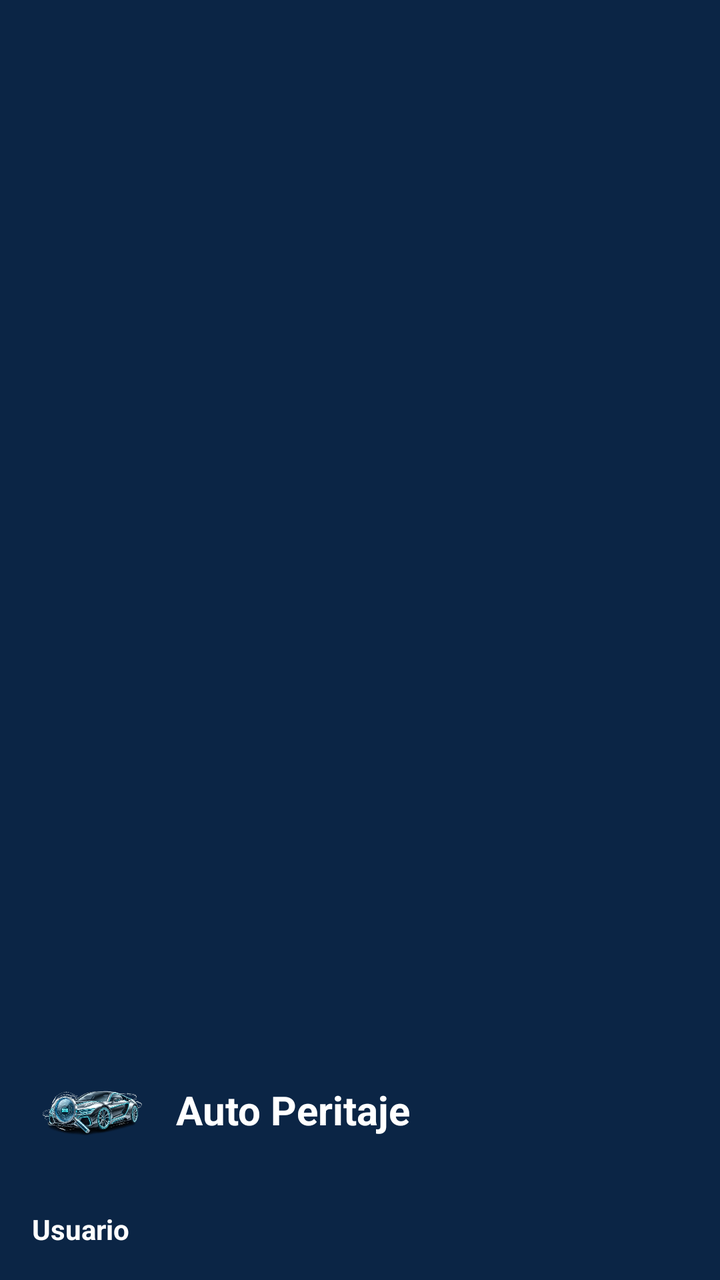
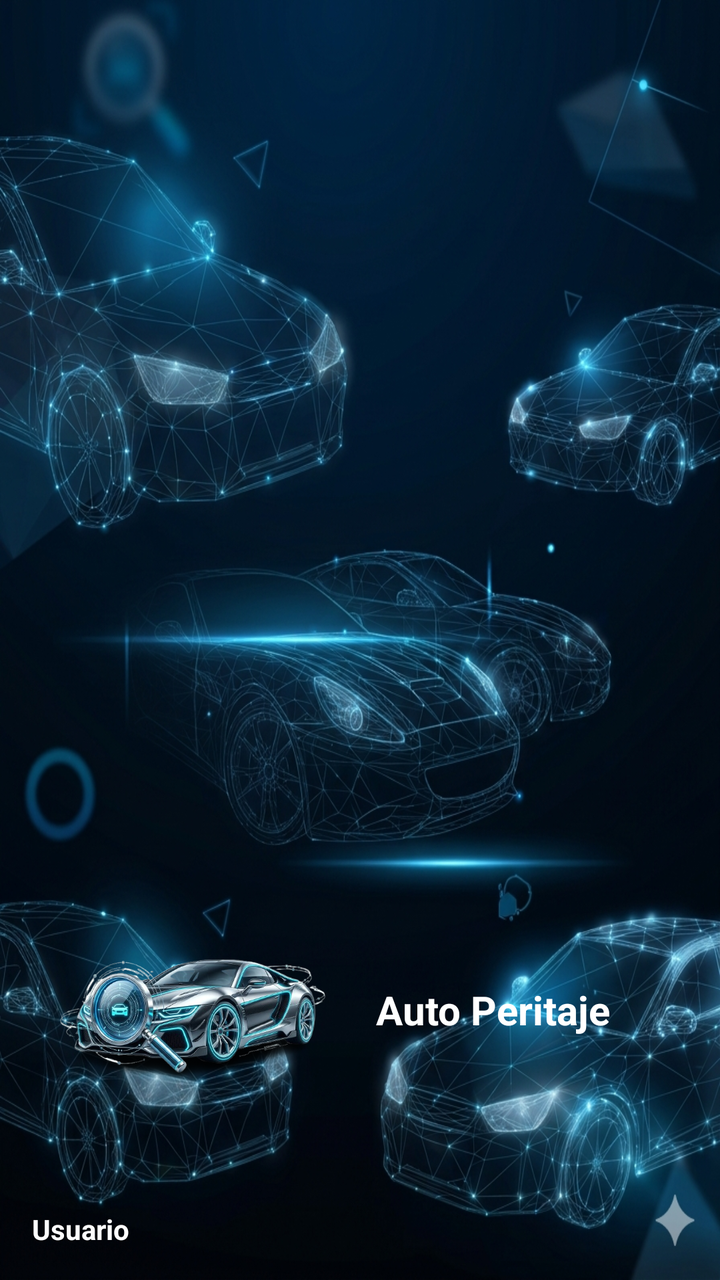

An Android layout rendered at two revisions. The XML below is the earlier revision; the diff shows what the commit changed to produce the second picture.
<!-- AndroidManifest.xml: application theme Theme.Enpartesapp -->
<!-- res/layout/nav_header_main.xml -->
<?xml version="1.0" encoding="utf-8"?>
<LinearLayout xmlns:android="http://schemas.android.com/apk/res/android"
    xmlns:app="http://schemas.android.com/apk/res-auto"
    android:layout_width="match_parent"
    android:layout_height="@dimen/nav_header_height"
    android:background="#0B2545"
    android:gravity="bottom"
    android:orientation="vertical"
    android:paddingLeft="@dimen/activity_horizontal_margin"
    android:paddingTop="@dimen/activity_vertical_margin"
    android:paddingRight="@dimen/activity_horizontal_margin"
    android:paddingBottom="@dimen/activity_vertical_margin"
    android:id="@+id/navigation_header_lateral_bar">

    <LinearLayout
        android:layout_width="match_parent"
        android:layout_height="wrap_content"
        android:orientation="horizontal"
        android:gravity="center_vertical"
        android:layout_marginBottom="12dp">

        <ImageView
            android:id="@+id/imageView"
            android:layout_width="60dp"
            android:layout_height="60dp"
            android:scaleType="fitCenter"
            android:contentDescription="@string/nav_header_desc"
            app:srcCompat="@drawable/logo_autoperitaje_efecto_3d" />

        <TextView
            android:id="@+id/tv_header_title"
            android:layout_width="wrap_content"
            android:layout_height="wrap_content"
            android:layout_marginStart="12dp"
            android:text="@string/auto_peritaje"
            android:textColor="@color/colorBlanco"
            android:textSize="20sp"
            android:textStyle="bold" />
    </LinearLayout>

    <LinearLayout
        android:layout_width="match_parent"
        android:layout_height="wrap_content"
        android:orientation="horizontal"
        android:paddingTop="@dimen/nav_header_vertical_spacing">

        <TextView
            android:id="@+id/titulousuario"
            android:layout_width="wrap_content"
            android:layout_height="wrap_content"
            android:text="@string/nav_header_title"
            android:textAppearance="@style/TextAppearance.AppCompat.Body1"
            android:textColor="@color/colorBlanco"
            android:textStyle="bold" />

        <TextView
            android:id="@+id/username"
            android:layout_width="wrap_content"
            android:layout_height="wrap_content"
            android:layout_marginStart="8dp"
            android:textAppearance="@style/TextAppearance.AppCompat.Body1"
            android:textColor="@color/colorBlanco"
            android:textStyle="bold" />
    </LinearLayout>

    <TextView
        android:id="@+id/subtitle"
        android:layout_width="wrap_content"
        android:layout_height="wrap_content"
        android:text="@string/nav_header_subtitle"
        android:textColor="#E2E8F0"
        android:visibility="gone"/>
</LinearLayout>
<!-- resources referenced by this layout -->
<resources>
  <color name="colorBlanco">#FFFFFF</color>
  <dimen name="activity_horizontal_margin">16dp</dimen>
  <dimen name="activity_vertical_margin">16dp</dimen>
  <dimen name="nav_header_height">176dp</dimen>
  <dimen name="nav_header_vertical_spacing">8dp</dimen>
  <!-- drawable logo_autoperitaje_efecto_3d: png bitmap (drawable, 259631 bytes) -->
  <string name="auto_peritaje">Auto Peritaje</string>
  <string name="nav_header_desc">Navigation header</string>
  <string name="nav_header_subtitle">laenpartes@gmail.com</string>
  <string name="nav_header_title">Usuario</string>
  <style name="Theme.Enpartesapp" parent="Theme.MaterialComponents.DayNight.DarkActionBar">
          
          <item name="colorPrimary">@color/purple_500</item>
          <item name="colorPrimaryVariant">@color/purple_700</item>
          
          <item name="colorSecondary">@color/teal_200</item>
          <item name="colorSecondaryVariant">@color/teal_700</item>
          
          <item name="android:statusBarColor">?attr/colorPrimaryVariant</item>
          
          <item name="android:textColor">@color/my_high_contrast_text_color</item>
          <item name="colorSurface">@color/my_high_contrast_background_color</item>
          <item name="editTextColor">@color/my_high_contrast_text_color</item>
          <item name="colorControlNormal">@color/my_high_contrast_text_color</item>
          <item name="colorControlActivated">@color/my_high_contrast_text_color</item>
          <item name="colorControlHighlight">@color/my_high_contrast_text_color</item>
          <item name="colorOnPrimary">@color/my_high_contrast_text_color</item>
          <item name="colorOnSecondary">@color/my_high_contrast_text_color</item>
      </style>
  <color name="purple_500">#FF6200EE</color>
  <color name="purple_700">#FF3700B3</color>
  <color name="teal_200">#FF03DAC5</color>
  <color name="teal_700">#FF018786</color>
  <color name="my_high_contrast_text_color">#FF000000</color>
  <color name="my_high_contrast_background_color">#FFFFFFFF</color>
</resources>

<!-- the commit's change to res/layout/nav_header_main.xml (unified diff, before → after) -->
@@ -3,7 +3,7 @@
     xmlns:app="http://schemas.android.com/apk/res-auto"
     android:layout_width="match_parent"
     android:layout_height="@dimen/nav_header_height"
-    android:background="#0B2545"
+    android:background="@drawable/fondo_app_reporte_dannos"
     android:gravity="bottom"
     android:orientation="vertical"
     android:paddingLeft="@dimen/activity_horizontal_margin"
@@ -21,10 +21,10 @@
 
         <ImageView
             android:id="@+id/imageView"
-            android:layout_width="60dp"
-            android:layout_height="60dp"
+            android:layout_width="160dp"
+            android:layout_height="160dp"
+            android:contentDescription="@string/nav_header_desc"
             android:scaleType="fitCenter"
-            android:contentDescription="@string/nav_header_desc"
             app:srcCompat="@drawable/logo_autoperitaje_efecto_3d" />
 
         <TextView
<!-- resource entries referenced after the edit -->
@@ -5,6 +5,7 @@
   <dimen name="activity_vertical_margin">16dp</dimen>
   <dimen name="nav_header_height">176dp</dimen>
   <dimen name="nav_header_vertical_spacing">8dp</dimen>
+  <!-- drawable fondo_app_reporte_dannos: jpg bitmap (drawable, 667836 bytes) -->
   <!-- drawable logo_autoperitaje_efecto_3d: png bitmap (drawable, 259631 bytes) -->
   <string name="auto_peritaje">Auto Peritaje</string>
   <string name="nav_header_desc">Navigation header</string>
